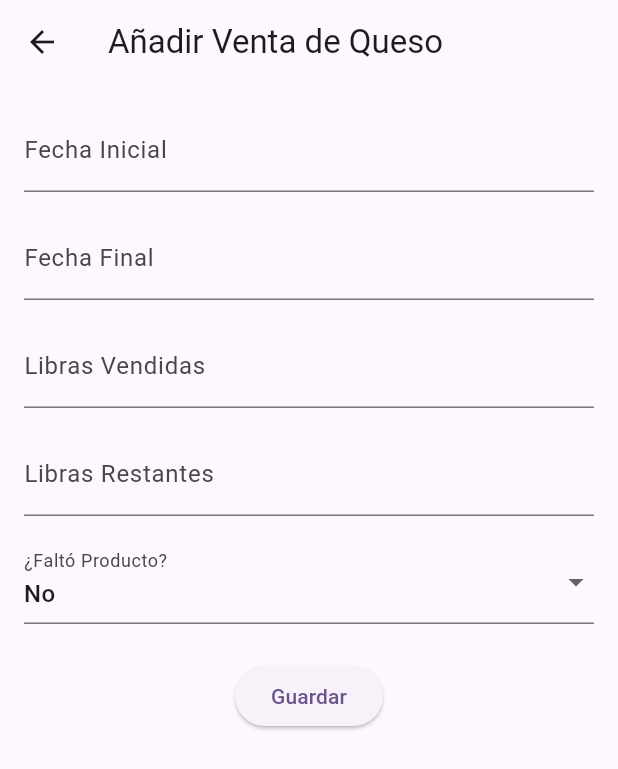
After one commit to titorjs/control_vacario_app, a Flutter app: the AddVentaQuesoScreen screen opened directly, after a tap on "Guardar", on a phone screen of 412 x 824 dp. The commit adds this screen. Shown: the top 769 px of the screen. Run offline on Flutter 3.47's test engine with Material 3 defaults, Android fonts, the light colour scheme and no system bars; our stand-ins replace flutter_secure_storage; accounts and stored records are empty.

Commit message:
feat: ventas

```diff
--- a/lib/main.dart
+++ b/lib/main.dart
@@ -1,3 +1,5 @@
+import 'package:control_vacario_app/presentation/screens/venta_leche_screen/venta_leche_screen.dart';
+import 'package:control_vacario_app/presentation/screens/venta_queso/venta_queso_screen.dart';
 import 'package:flutter/material.dart';
 import 'presentation/screens/login/login_screen.dart';
 import 'presentation/screens/cow/cow_screen.dart';
@@ -33,6 +35,8 @@ class MyApp extends StatelessWidget {
         //'/daily_production': (context) => DailyProductionScreen(),
         '/remedies': (context) => RemediesScreen(),
         '/total_production': (context) => ProductionTotalScreen(),
+        '/venta_queso': (context) => VentaQuesoScreen(),
+        '/venta_leche': (context) => VentaLecheScreen(),
         '/statistic': (context) => ProductionStatsScreen(),
       },
     );
--- /dev/null
+++ b/lib/models/venta_queso.dart
@@ -0,0 +1,39 @@
+class VentaQueso {
+  final int ventaQuesoId;
+  final String ventaQuesoInit;
+  final String ventaQuesoEnd;
+  final double ventaQuesoPounds;
+  final double ventaQuesoLeft;
+  final bool ventaQuesoFalto;
+
+  VentaQueso({
+    required this.ventaQuesoId,
+    required this.ventaQuesoInit,
+    required this.ventaQuesoEnd,
+    required this.ventaQuesoPounds,
+    required this.ventaQuesoLeft,
+    required this.ventaQuesoFalto,
+  });
+
+  factory VentaQueso.fromJson(Map<String, dynamic> json) {
+    return VentaQueso(
+      ventaQuesoId: json['ventaQuesoId'],
+      ventaQuesoInit: json['ventaQuesoInit'],
+      ventaQuesoEnd: json['ventaQuesoEnd'],
+      ventaQuesoPounds: json['ventaQuesoPounds'],
+      ventaQuesoLeft: json['ventaQuesoLeft'],
+      ventaQuesoFalto: json['ventaQuesoFalto'],
+    );
+  }
+
+  Map<String, dynamic> toJson() {
+    return {
+      'ventaQuesoId': ventaQuesoId,
+      'ventaQuesoInit': ventaQuesoInit,
+      'ventaQuesoEnd': ventaQuesoEnd,
+      'ventaQuesoPounds': ventaQuesoPounds,
+      'ventaQuesoLeft': ventaQuesoLeft,
+      'ventaQuesoFalto': ventaQuesoFalto,
+    };
+  }
+}
--- a/lib/presentation/screens/home/home_screen.dart
+++ b/lib/presentation/screens/home/home_screen.dart
@@ -57,6 +57,8 @@ class _HomeScreenState extends State<HomeScreen> {
                   //_buildMenuItem(context, 'Producción Diaria', Icons.calendar_today, '/daily_production'),
                   _buildMenuItem(context, 'Remedios', Icons.healing, '/remedies'),
                   _buildMenuItem(context, 'TotalProduction', Icons.summarize, '/total_production'),
+                  _buildMenuItem(context, 'Venta Queso', Icons.calculate, '/venta_queso'),
+                  _buildMenuItem(context, 'Venta Leche', Icons.cloud, '/venta_leche'),
                   _buildMenuItem(context, 'Estadísticas', Icons.timeline, '/statistic'),
                 ],
               ),
--- /dev/null
+++ b/lib/presentation/screens/venta_leche_screen/add_venta_leche_screen/add_venta_leche_screen.dart
@@ -0,0 +1,117 @@
+import 'package:flutter/material.dart';
+import 'dart:convert';
+import 'package:http/http.dart' as http;
+import '../../../../models/venta_leche.dart';
+import '../../../../utils/user_session.dart';
+import '../../../../strings/constants.dart';
+
+class AddVentaLecheScreen extends StatefulWidget {
+  final VentaLeche? venta;
+
+  const AddVentaLecheScreen({Key? key, this.venta}) : super(key: key);
+
+  @override
+  _AddVentaLecheScreenState createState() => _AddVentaLecheScreenState();
+}
+
+class _AddVentaLecheScreenState extends State<AddVentaLecheScreen> {
+  final TextEditingController _dateController = TextEditingController();
+  final TextEditingController _litersController = TextEditingController();
+  final TextEditingController _pplController = TextEditingController();
+
+  @override
+  void initState() {
+    super.initState();
+    if (widget.venta != null) {
+      _dateController.text = widget.venta!.ventaLecheraDate;
+      _litersController.text = widget.venta!.ventaLecheraLiters.toString();
+      _pplController.text = widget.venta!.ventaLecheraPpl.toString();
+    }
+  }
+
+  Future<void> _saveVentaLeche() async {
+    final session = UserSession();
+    final token = await session.getToken();
+
+    final data = {
+      'ventaLecheraDate': _dateController.text.trim(),
+      'ventaLecheraLiters': double.parse(_litersController.text.trim()),
+      'ventaLecheraPpl': double.parse(_pplController.text.trim()),
+    };
+
+    final url = widget.venta == null
+        ? '$apiUrl/$apiVersion/venta-leche'
+        : '$apiUrl/$apiVersion/venta-leche/${widget.venta!.ventaLecheraDate}';
+
+    final response = widget.venta == null
+        ? await http.post(
+            Uri.parse(url),
+            headers: {
+              'Authorization': 'Bearer $token',
+              'Content-Type': 'application/json',
+            },
+            body: json.encode(data),
+          )
+        : await http.put(
+            Uri.parse(url),
+            headers: {
+              'Authorization': 'Bearer $token',
+              'Content-Type': 'application/json',
+            },
+            body: json.encode(data),
+          );
+
+    if (response.statusCode == 200) {
+      ScaffoldMessenger.of(context).showSnackBar(
+        SnackBar(content: Text(widget.venta == null
+            ? 'Venta añadida con éxito'
+            : 'Venta actualizada con éxito')),
+      );
+      Navigator.pop(context);
+    } else {
+      ScaffoldMessenger.of(context).showSnackBar(
+        SnackBar(content: Text('Error: ${response.reasonPhrase}')),
+      );
+    }
+  }
+
+  @override
+  Widget build(BuildContext context) {
+    return Scaffold(
+      appBar: AppBar(
+        title: Text(widget.venta == null
+            ? 'Añadir Venta de Leche'
+            : 'Editar Venta de Leche'),
+      ),
+      body: Padding(
+        padding: const EdgeInsets.all(16.0),
+        child: Column(
+          children: [
+            TextField(
+              controller: _dateController,
+              decoration: const InputDecoration(labelText: 'Fecha (YYYY-MM-DD)'),
+              keyboardType: TextInputType.datetime,
+            ),
+            const SizedBox(height: 16),
+            TextField(
+              controller: _litersController,
+              decoration: const InputDecoration(labelText: 'Litros Vendidos'),
+              keyboardType: TextInputType.number,
+            ),
+            const SizedBox(height: 16),
+            TextField(
+              controller: _pplController,
+              decoration: const InputDecoration(labelText: 'Precio por litro'),
+              keyboardType: TextInputType.number,
+            ),
+            const SizedBox(height: 24),
+            ElevatedButton(
+              onPressed: _saveVentaLeche,
+              child: const Text('Guardar'),
+            ),
+          ],
+        ),
+      ),
+    );
+  }
+}
--- /dev/null
+++ b/lib/presentation/screens/venta_queso/add_venta_queso_screen/add_venta_queso_screen.dart
@@ -0,0 +1,146 @@
+import 'package:flutter/material.dart';
+import 'dart:convert';
+import 'package:http/http.dart' as http;
+import '../../../../models/venta_queso.dart';
+import '../../../../utils/user_session.dart';
+import '../../../../strings/constants.dart';
+
+class AddVentaQuesoScreen extends StatefulWidget {
+  final VentaQueso? venta;
+
+  const AddVentaQuesoScreen({Key? key, this.venta}) : super(key: key);
+
+  @override
+  _AddVentaQuesoScreenState createState() => _AddVentaQuesoScreenState();
+}
+
+class _AddVentaQuesoScreenState extends State<AddVentaQuesoScreen> {
+  final TextEditingController _initDateController = TextEditingController();
+  final TextEditingController _endDateController = TextEditingController();
+  final TextEditingController _poundsController = TextEditingController();
+  final TextEditingController _leftController = TextEditingController();
+  String? _selectedFalto; // Para manejar el estado del ComboBox
+
+  @override
+void initState() {
+  super.initState();
+  if (widget.venta != null) {
+    _initDateController.text = widget.venta!.ventaQuesoInit;
+    _endDateController.text = widget.venta!.ventaQuesoEnd;
+    _poundsController.text = widget.venta!.ventaQuesoPounds.toString();
+    _leftController.text = widget.venta!.ventaQuesoLeft.toString();
+    _selectedFalto = widget.venta!.ventaQuesoFalto.toString(); // Convertir a 'true' o 'false'
+  } else {
+    _selectedFalto = 'false'; // Valor predeterminado
+  }
+}
+
+
+  Future<void> _saveVentaQueso() async {
+    final session = UserSession();
+    final token = await session.getToken();
+
+    final data = {
+      'ventaQuesoInit': _initDateController.text.trim(),
+      'ventaQuesoEnd': _endDateController.text.trim(),
+      'ventaQuesoPounds': double.parse(_poundsController.text.trim()),
+      'ventaQuesoLeft': double.parse(_leftController.text.trim()),
+      'ventaQuesoFalto': _selectedFalto == 'true', // Convierte a booleano
+    };
+
+    final url = widget.venta == null
+        ? '$apiUrl/$apiVersion/venta-queso'
+        : '$apiUrl/$apiVersion/venta-queso/${widget.venta!.ventaQuesoId}';
+
+    final response = widget.venta == null
+        ? await http.post(
+            Uri.parse(url),
+            headers: {
+              'Authorization': 'Bearer $token',
+              'Content-Type': 'application/json',
+            },
+            body: json.encode(data),
+          )
+        : await http.put(
+            Uri.parse(url),
+            headers: {
+              'Authorization': 'Bearer $token',
+              'Content-Type': 'application/json',
+            },
+            body: json.encode(data),
+          );
+
+    if (response.statusCode == 200) {
+      ScaffoldMessenger.of(context).showSnackBar(
+        SnackBar(content: Text(widget.venta == null
+            ? 'Venta añadida con éxito'
+            : 'Venta actualizada con éxito')),
+      );
+      Navigator.pop(context);
+    } else {
+      ScaffoldMessenger.of(context).showSnackBar(
+        SnackBar(content: Text('Error: ${response.reasonPhrase}')),
+      );
+    }
+  }
+
+  @override
+  Widget build(BuildContext context) {
+    return Scaffold(
+      appBar: AppBar(
+        title: Text(widget.venta == null
+            ? 'Añadir Venta de Queso'
+            : 'Editar Venta de Queso'),
+      ),
+      body: Padding(
+        padding: const EdgeInsets.all(16.0),
+        child: Column(
+          children: [
+            TextField(
+              controller: _initDateController,
+              decoration: const InputDecoration(labelText: 'Fecha Inicial'),
+              keyboardType: TextInputType.datetime,
+            ),
+            const SizedBox(height: 16),
+            TextField(
+              controller: _endDateController,
+              decoration: const InputDecoration(labelText: 'Fecha Final'),
+              keyboardType: TextInputType.datetime,
+            ),
+            const SizedBox(height: 16),
+            TextField(
+              controller: _poundsController,
+              decoration: const InputDecoration(labelText: 'Libras Vendidas'),
+              keyboardType: TextInputType.number,
+            ),
+            const SizedBox(height: 16),
+            TextField(
+              controller: _leftController,
+              decoration: const InputDecoration(labelText: 'Libras Restantes'),
+              keyboardType: TextInputType.number,
+            ),
+            const SizedBox(height: 16),
+            DropdownButtonFormField<String>(
+              value: _selectedFalto,
+              decoration: const InputDecoration(labelText: '¿Faltó Producto?'),
+              items: const [
+                DropdownMenuItem(value: 'true', child: Text('Sí')),
+                DropdownMenuItem(value: 'false', child: Text('No')),
+              ],
+              onChanged: (value) {
+                setState(() {
+                  _selectedFalto = value;
+                });
+              },
+            ),
+            const SizedBox(height: 24),
+            ElevatedButton(
+              onPressed: _saveVentaQueso,
+              child: const Text('Guardar'),
+            ),
+          ],
+        ),
+      ),
+    );
+  }
+}
```
Also changed, not shown: lib/models/venta_leche.dart (added, +27 -0 lines), lib/presentation/screens/venta_leche_screen/venta_leche_screen.dart (added, +117 -0 lines), lib/presentation/screens/venta_queso/venta_queso_screen.dart (added, +120 -0 lines).
